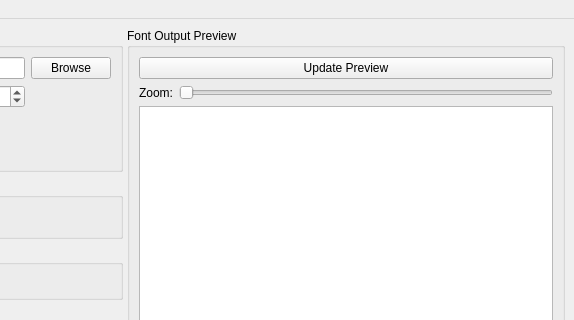
The window that src/texturefontcreatorgui.ui (TerrySoba/TextureFontCreator) describes before a commit, drawn with Qt 5; both pictures show x 370 to 944 and y 0 to 320 of the 944 by 714 pixel window.
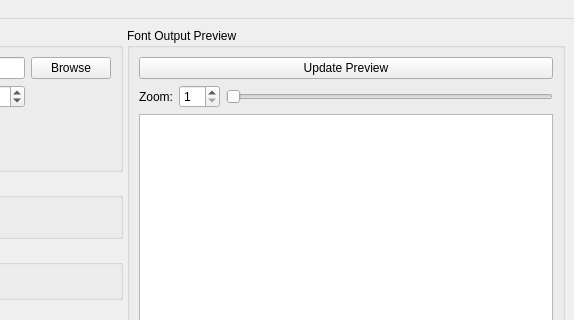
The same window after the commit. Icons and pictures are not drawn.

The edit to the form file:
```diff
--- a/src/texturefontcreatorgui.ui
+++ b/src/texturefontcreatorgui.ui
@@ -261,6 +261,16 @@
                </property>
               </widget>
              </item>
+             <item>
+              <widget class="QSpinBox" name="spinBox">
+               <property name="minimum">
+                <number>1</number>
+               </property>
+               <property name="maximum">
+                <number>20</number>
+               </property>
+              </widget>
+             </item>
              <item>
               <widget class="QSlider" name="zoomSlider">
                <property name="minimum">
```
Left out of the diff: 38 changed lines with no effect on the pictures.
